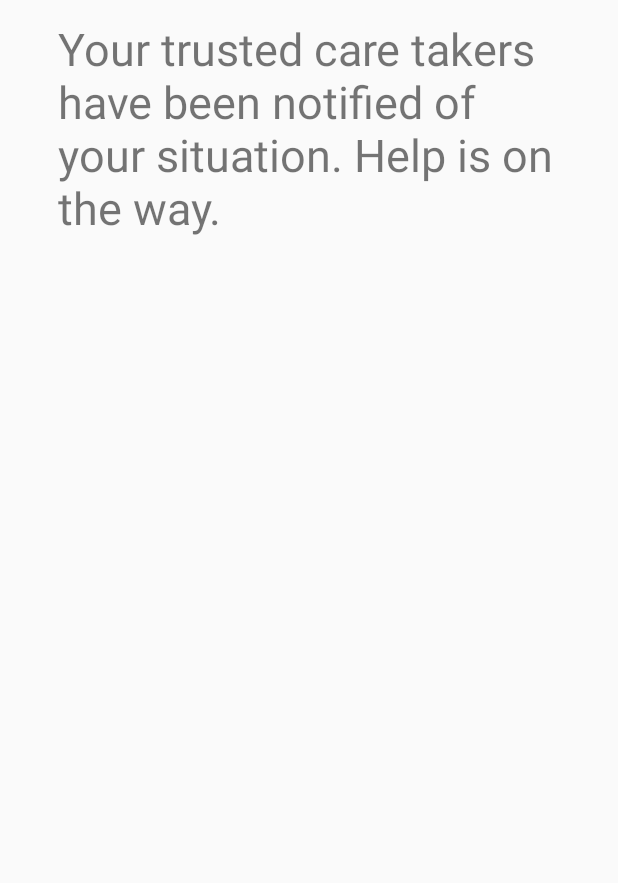
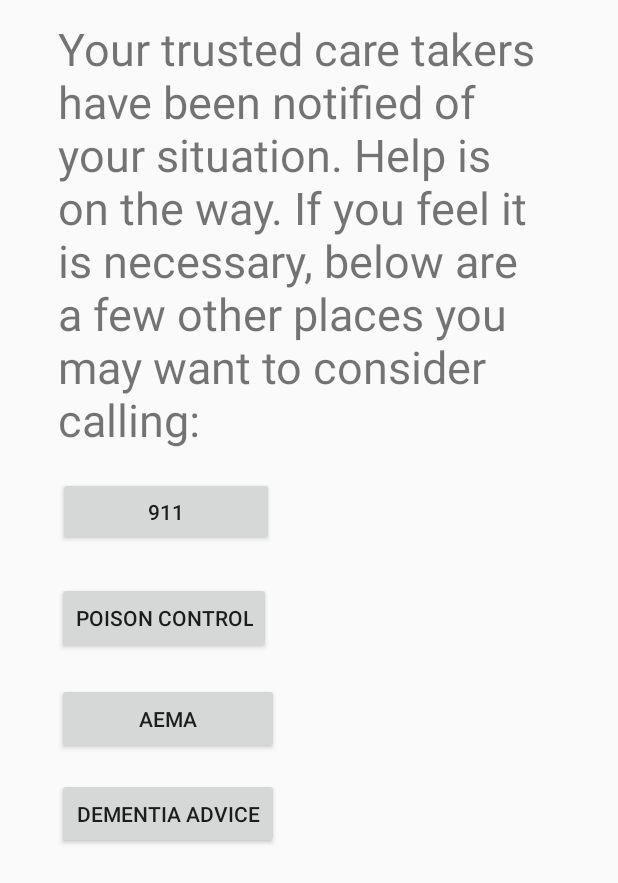
Before and after one commit to FSqDev/PpoBO, an Android app: the PostHelpRedirect screen opened directly, with no data from a screen before it, on a phone screen of 412 x 824 dp. Shown: the top 883 px of the screen. Run offline under Robolectric (Android 15) with nearby library versions, the phone set to English and light mode, and no system bars.

Commit message:
Added emergency dials from the help menu

```diff
--- a/PpoBO/app/src/main/AndroidManifest.xml
+++ b/PpoBO/app/src/main/AndroidManifest.xml
@@ -14,6 +14,7 @@
     <uses-permission android:name="android.permission.SEND_SMS" />
     <uses-permission android:name="android.permission.RECEIVE_SMS" />
     <uses-permission android:name="android.permission.READ_SMS" />
+    <uses-permission android:name="android.permission.CALL_PHONE"/>
 
     <application
         android:allowBackup="true"
--- a/PpoBO/app/src/main/java/com/example/test/ppobo/PostHelpRedirect.java
+++ b/PpoBO/app/src/main/java/com/example/test/ppobo/PostHelpRedirect.java
@@ -1,14 +1,63 @@
 package com.example.test.ppobo;
 
 import androidx.appcompat.app.AppCompatActivity;
+import androidx.core.app.ActivityCompat;
 
+import android.Manifest;
+import android.content.Intent;
+import android.content.pm.PackageManager;
+import android.net.Uri;
+import android.os.Build;
 import android.os.Bundle;
+import android.view.View;
+import android.widget.Button;
+import android.widget.EditText;
 
 public class PostHelpRedirect extends AppCompatActivity {
+
+    Button emergency;
+    Button emergencyPrep;
+    Button poisonControl;
+    Button dementiaAdvice;
 
     @Override
     protected void onCreate(Bundle savedInstanceState) {
         super.onCreate(savedInstanceState);
         setContentView(R.layout.activity_post_help_redirect);
+        emergency = findViewById(R.id.emergency);
+        emergencyPrep = findViewById(R.id.emergency_management);
+        poisonControl = findViewById(R.id.poison);
+        dementiaAdvice = findViewById(R.id.dementia_advice);
     }
+
+    public void onDialPoison(View v){
+        Intent intent = new Intent(Intent.ACTION_DIAL);
+        intent.setData(Uri.parse("tel:18003321414"));
+        startActivity(intent);
+
+    }
+
+    public void onDialEmergency(View v) {
+        Intent intent = new Intent(Intent.ACTION_DIAL);
+        intent.setData(Uri.parse("tel:911"));
+        startActivity(intent);
+
+    }
+
+    public void onDialEmergencyManagement(View v) {
+        Intent intent = new Intent(Intent.ACTION_DIAL);
+        intent.setData(Uri.parse("tel:18666182362"));
+        startActivity(intent);
+
+    }
+
+    public void onDialDementiaAdvice(View v) {
+        Intent intent = new Intent(Intent.ACTION_DIAL);
+        intent.setData(Uri.parse("tel:811"));
+        startActivity(intent);
+
+    }
+
+
+
 }
--- a/PpoBO/app/src/main/res/layout/activity_post_help_redirect.xml
+++ b/PpoBO/app/src/main/res/layout/activity_post_help_redirect.xml
@@ -22,4 +22,56 @@
         app:layout_constraintTop_toTopOf="parent"
         app:layout_constraintVertical_bias="1.0"
         tools:text="@string/post_help_msg" />
+
+    <Button
+        android:id="@+id/poison"
+        android:layout_width="wrap_content"
+        android:layout_height="wrap_content"
+        android:text="Poison Control"
+        android:onClick="onDialPoison"
+        app:layout_constraintBottom_toBottomOf="parent"
+        app:layout_constraintEnd_toEndOf="parent"
+        app:layout_constraintHorizontal_bias="0.141"
+        app:layout_constraintStart_toStartOf="parent"
+        app:layout_constraintTop_toTopOf="parent"
+        app:layout_constraintVertical_bias="0.747" />
+
+    <Button
+        android:id="@+id/emergency"
+        android:layout_width="144dp"
+        android:layout_height="46dp"
+        android:text="911"
+        android:onClick="onDialEmergency"
+        app:layout_constraintBottom_toBottomOf="parent"
+        app:layout_constraintEnd_toEndOf="parent"
+        app:layout_constraintHorizontal_bias="0.0"
+        app:layout_constraintStart_toStartOf="@+id/post_help_message"
+        app:layout_constraintTop_toTopOf="parent"
+        app:layout_constraintVertical_bias="0.61" />
+
+    <Button
+        android:id="@+id/emergency_management"
+        android:layout_width="148dp"
+        android:layout_height="47dp"
+        android:text="AEMA"
+        android:onClick="onDialEmergencyManagement"
+        app:layout_constraintBottom_toBottomOf="parent"
+        app:layout_constraintEnd_toEndOf="parent"
+        app:layout_constraintHorizontal_bias="0.144"
+        app:layout_constraintStart_toStartOf="parent"
+        app:layout_constraintTop_toTopOf="parent"
+        app:layout_constraintVertical_bias="0.876" />
+
+    <Button
+        android:id="@+id/dementia_advice"
+        android:layout_width="148dp"
+        android:layout_height="47dp"
+        android:text="Dementia Advice"
+        android:onClick="onDialDementiaAdvice"
+        app:layout_constraintBottom_toBottomOf="parent"
+        app:layout_constraintEnd_toEndOf="parent"
+        app:layout_constraintHorizontal_bias="0.144"
+        app:layout_constraintStart_toStartOf="parent"
+        app:layout_constraintTop_toTopOf="parent"
+        app:layout_constraintVertical_bias="0.998" />
 </androidx.constraintlayout.widget.ConstraintLayout>
--- a/PpoBO/app/src/main/res/values/strings.xml
+++ b/PpoBO/app/src/main/res/values/strings.xml
@@ -7,7 +7,7 @@
     <string name="nav_header_desc">Navigation header</string>
     <string name="action_settings">Settings</string>
     <string name="help_msg">Your care receiver requires immediate assistance</string>
-    <string name="post_help_msg">Your trusted care takers have been notified of your situation. Help is on the way.</string>
+    <string name="post_help_msg">Your trusted care takers have been notified of your situation. Help is on the way. If you feel it is necessary, below are a few other places you may want to consider calling:</string>
 
     <string name="menu_home">Home</string>
 
```
